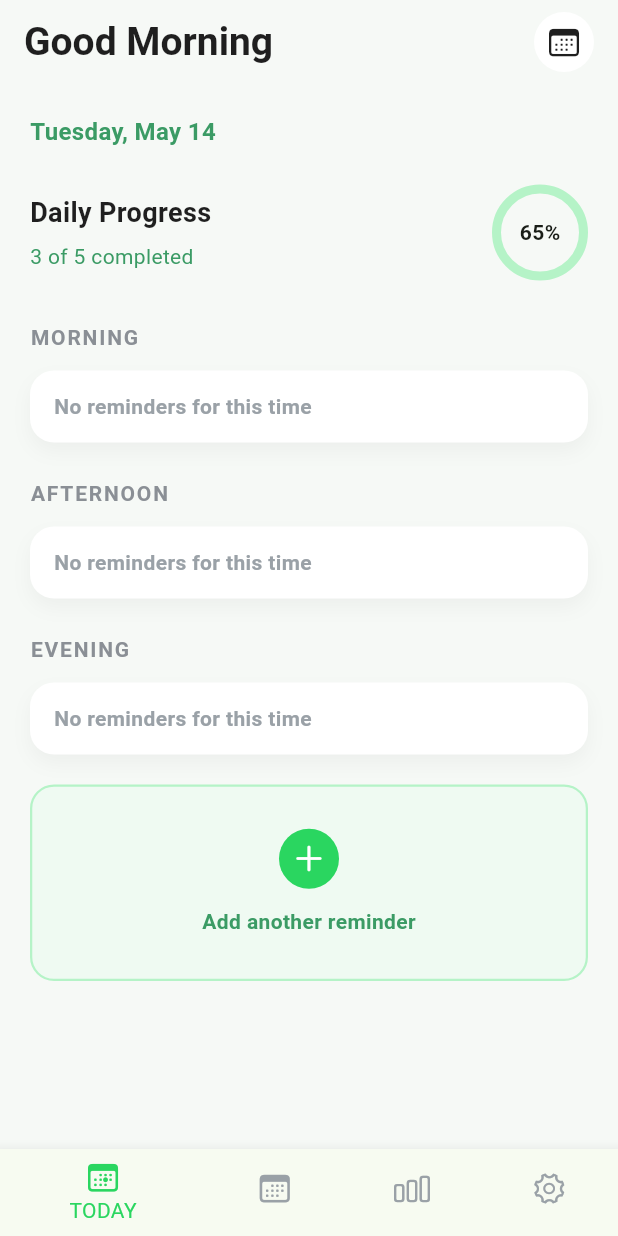
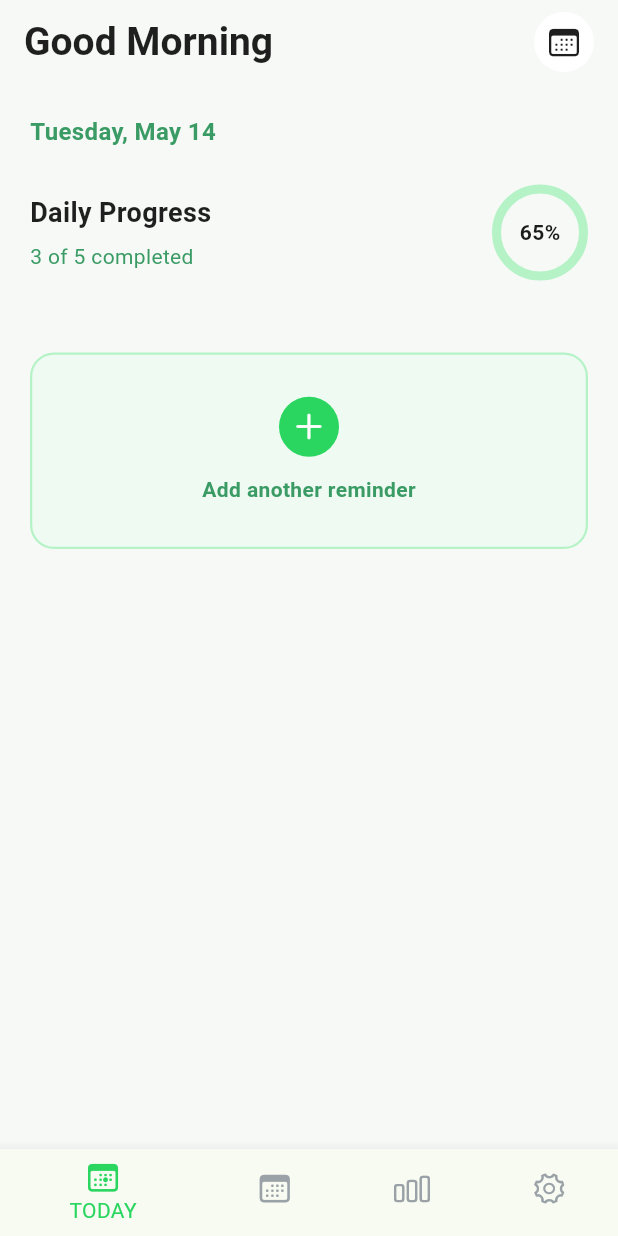
Before and after one commit to kmeijjing/medicine-alarm, a Flutter app: the screen it shows after launch, on a phone screen of 412 x 824 dp. Run offline on Flutter 3.47's test engine with Material 3 defaults, Android fonts, the phone set to English and light mode, and no system bars; our stand-ins replace shared_preferences; Roboto replaces fonts that are missing (Pretendard).

Commit message:
✨ 대시보드 페이지: 약물 섹션 제목을 조건부로 표시하고 빈 슬롯 위젯 제거

```diff
--- a/lib/pages/dashboard_page.dart
+++ b/lib/pages/dashboard_page.dart
@@ -90,11 +90,9 @@ class _DashboardPageState extends State<DashboardPage> {
           const SizedBox(height: 24),
           const _ProgressCard(),
           const SizedBox(height: 28),
+          if (morning.isNotEmpty) ...[
             const _SectionTitle(title: 'MORNING'),
             const SizedBox(height: 12),
-          if (morning.isEmpty)
-            const _EmptySlot()
-          else
             ...morning.map((entry) => Padding(
                   padding: const EdgeInsets.only(bottom: 12),
                   child: _AddedMedicationTile(
@@ -130,11 +128,10 @@ class _DashboardPageState extends State<DashboardPage> {
                   ),
                 )),
             const SizedBox(height: 24),
+          ],
+          if (afternoon.isNotEmpty) ...[
             const _SectionTitle(title: 'AFTERNOON'),
             const SizedBox(height: 12),
-          if (afternoon.isEmpty)
-            const _EmptySlot()
-          else
             ...afternoon.map((entry) => Padding(
                   padding: const EdgeInsets.only(bottom: 12),
                   child: _AddedMedicationTile(
@@ -170,11 +167,10 @@ class _DashboardPageState extends State<DashboardPage> {
                   ),
                 )),
             const SizedBox(height: 24),
+          ],
+          if (evening.isNotEmpty) ...[
             const _SectionTitle(title: 'EVENING'),
             const SizedBox(height: 12),
-          if (evening.isEmpty)
-            const _EmptySlot()
-          else
             ...evening.map((entry) => Padding(
                   padding: const EdgeInsets.only(bottom: 12),
                   child: _AddedMedicationTile(
@@ -209,6 +205,7 @@ class _DashboardPageState extends State<DashboardPage> {
                     },
                   ),
                 )),
+          ],
           const SizedBox(height: 20),
           _AddReminderCard(
             onTap: () {
@@ -449,32 +446,6 @@ class _MedicationCard extends StatelessWidget {
   }
 }
 
-class _EmptySlot extends StatelessWidget {
-  const _EmptySlot();
-
-  @override
-  Widget build(BuildContext context) {
-    return Container(
-      padding: const EdgeInsets.symmetric(horizontal: 16, vertical: 14),
-      decoration: BoxDecoration(
-        color: Colors.white,
-        borderRadius: BorderRadius.circular(16),
-        boxShadow: [
-          BoxShadow(
-            color: Colors.black.withOpacity(0.04),
-            blurRadius: 10,
-            offset: const Offset(0, 6),
-          ),
-        ],
-      ),
-      child: const Text(
-        'No reminders for this time',
-        style: TextStyle(color: Color(0xFF9AA1A7), fontWeight: FontWeight.w600),
-      ),
-    );
-  }
-}
-
 class _AddedMedicationTile extends StatefulWidget {
   final MedicationEntry entry;
   final VoidCallback onDelete;
```
Lines whose indentation alone changed are shown as unchanged.
